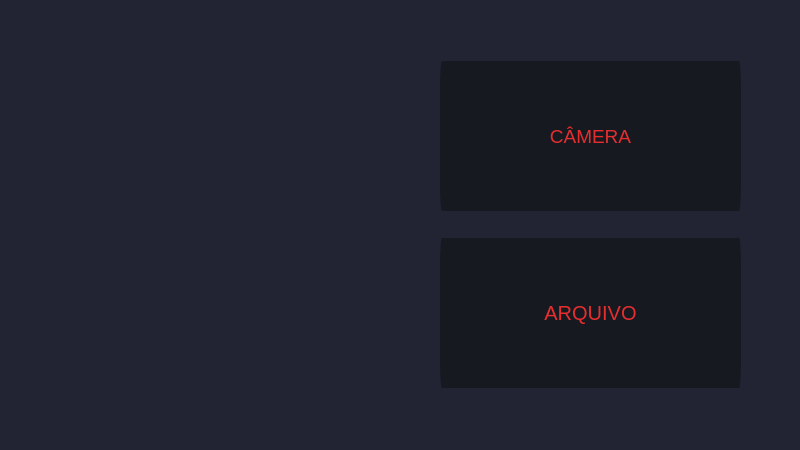
First picture: the form in reddragons/interface/ui_files/mainwindow.ui, repository Red-Dragons-UFSCar/red-visao, before the edit.
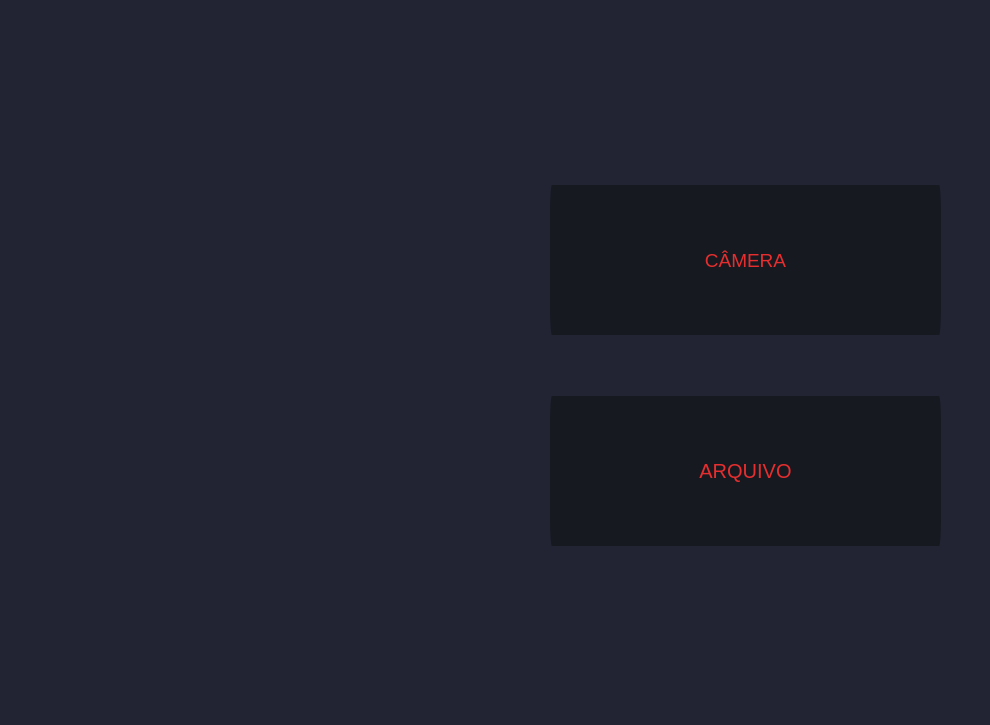
Second picture: the form after the edit. Icons and pictures are not drawn.

The edit to the form file:
```diff
--- a/reddragons/interface/ui_files/mainwindow.ui
+++ b/reddragons/interface/ui_files/mainwindow.ui
@@ -6,20 +6,20 @@
    <rect>
     <x>0</x>
     <y>0</y>
-    <width>800</width>
-    <height>450</height>
+    <width>990</width>
+    <height>725</height>
    </rect>
   </property>
   <property name="minimumSize">
    <size>
-    <width>800</width>
-    <height>450</height>
+    <width>990</width>
+    <height>725</height>
    </size>
   </property>
   <property name="maximumSize">
    <size>
-    <width>800</width>
-    <height>450</height>
+    <width>990</width>
+    <height>725</height>
    </size>
   </property>
   <property name="windowTitle">
@@ -32,10 +32,10 @@
    <widget class="QLabel" name="label">
     <property name="geometry">
      <rect>
-      <x>40</x>
-      <y>70</y>
-      <width>341</width>
-      <height>201</height>
+      <x>70</x>
+      <y>160</y>
+      <width>409</width>
+      <height>241</height>
      </rect>
     </property>
     <property name="text">
@@ -51,10 +51,10 @@
    <widget class="QLabel" name="label_2">
     <property name="geometry">
      <rect>
-      <x>60</x>
-      <y>290</y>
-      <width>131</width>
-      <height>51</height>
+      <x>100</x>
+      <y>480</y>
+      <width>147</width>
+      <height>62</height>
      </rect>
     </property>
     <property name="text">
@@ -70,10 +70,10 @@
    <widget class="QLabel" name="label_3">
     <property name="geometry">
      <rect>
-      <x>220</x>
-      <y>270</y>
-      <width>131</width>
-      <height>81</height>
+      <x>300</x>
+      <y>450</y>
+      <width>147</width>
+      <height>97</height>
      </rect>
     </property>
     <property name="text">
@@ -89,10 +89,10 @@
    <widget class="QWidget" name="verticalLayoutWidget">
     <property name="geometry">
      <rect>
-      <x>440</x>
-      <y>40</y>
-      <width>301</width>
-      <height>371</height>
+      <x>550</x>
+      <y>130</y>
+      <width>391</width>
+      <height>471</height>
      </rect>
     </property>
     <layout class="QVBoxLayout" name="verticalLayout">
@@ -168,17 +168,6 @@
     </layout>
    </widget>
   </widget>
-  <widget class="QMenuBar" name="menubar">
-   <property name="geometry">
-    <rect>
-     <x>0</x>
-     <y>0</y>
-     <width>800</width>
-     <height>30</height>
-    </rect>
-   </property>
-  </widget>
-  <widget class="QStatusBar" name="statusbar"/>
  </widget>
  <resources/>
  <connections/>
```
